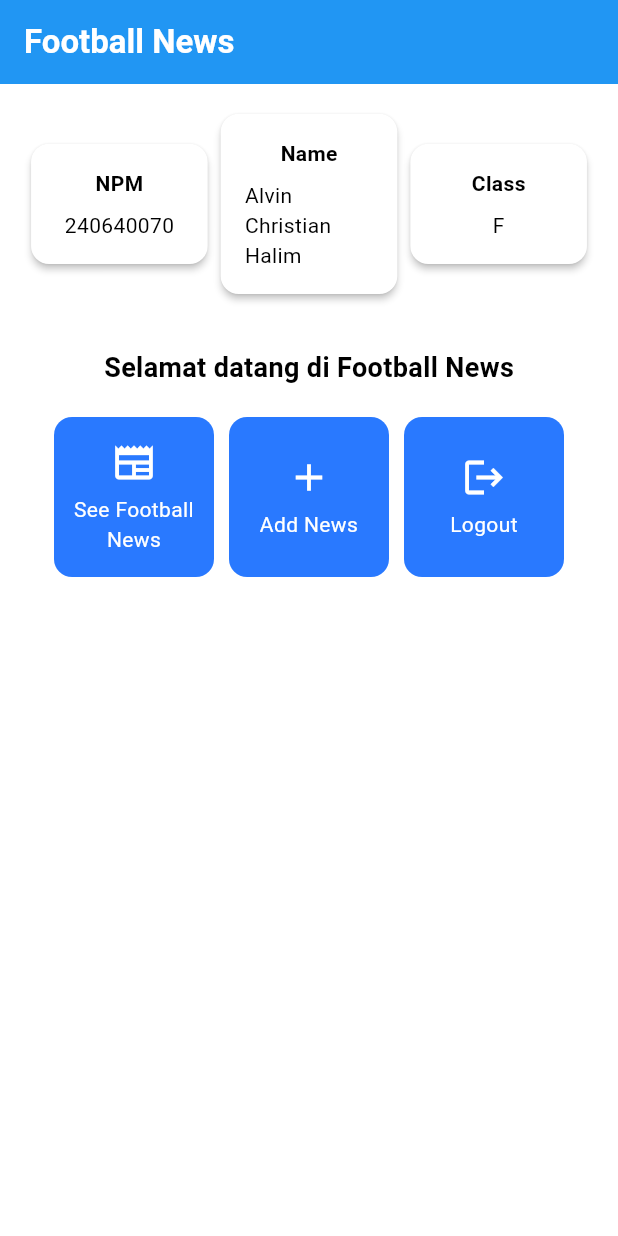
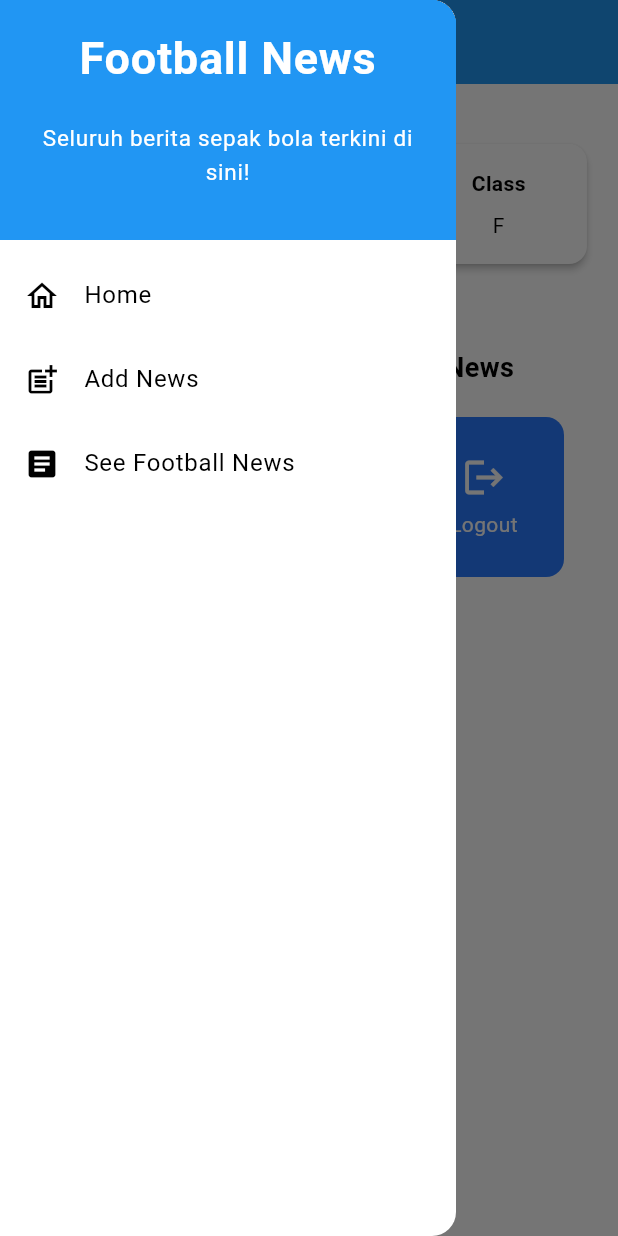
Before and after one commit to alvinchristian/football-news-mobile, a Flutter app: the screen it shows after launch, with the side drawer open (before the commit the screen has no drawer), on a phone screen of 412 x 824 dp. Run offline on Flutter 3.47's test engine with Material 3 defaults, Android fonts, the phone set to English and light mode, and no system bars.

Commit message:
tutorial 7

```diff
--- a/lib/menu.dart
+++ b/lib/menu.dart
@@ -1,5 +1,6 @@
 import 'package:flutter/material.dart';
-
+import 'package:football_news_mobile/widgets/left_drawer.dart';
+import 'package:football_news_mobile/widgets/newslist_form.dart';
 class MyHomePage extends StatelessWidget {
     MyHomePage({super.key});
     final String nama = "Alvin Christian Halim"; //nama
@@ -16,9 +17,9 @@ class MyHomePage extends StatelessWidget {
     Widget build(BuildContext context) {
     // Scaffold menyediakan struktur dasar halaman dengan AppBar dan body.
     return Scaffold(
-      // AppBar adalah bagian atas halaman yang menampilkan judul.
       appBar: AppBar(
         // Judul aplikasi "Football News" dengan teks putih dan tebal.
+
         title: const Text(
           'Football News',
           style: TextStyle(
@@ -29,6 +30,7 @@ class MyHomePage extends StatelessWidget {
         // Warna latar belakang AppBar diambil dari skema warna tema aplikasi.
         backgroundColor: Theme.of(context).colorScheme.primary,
       ),
+      drawer: LeftDrawer(),
       // Body halaman dengan padding di sekelilingnya.
       body: Padding(
         padding: const EdgeInsets.all(16.0),
@@ -156,6 +158,16 @@ class ItemCard extends StatelessWidget {
             ..showSnackBar(
               SnackBar(content: Text("Kamu telah menekan tombol ${item.name}!"))
             );
+            // Navigate ke route yang sesuai (tergantung jenis tombol)
+            if (item.name == "Add News") {
+              // TODO: Gunakan Navigator.push untuk melakukan navigasi ke MaterialPageRoute yang mencakup NewsFormPage.
+              Navigator.push(
+                context,
+                MaterialPageRoute(
+                  builder: (context) => const NewsFormPage(),
+                ),
+              );
+            }
         },
         // Container untuk menyimpan Icon dan Text
         child: Container(
--- /dev/null
+++ b/lib/widgets/left_drawer.dart
@@ -0,0 +1,76 @@
+import 'package:flutter/material.dart';
+import 'package:football_news_mobile/menu.dart';
+import 'package:football_news_mobile/widgets/newslist_form.dart';
+
+class LeftDrawer extends StatelessWidget {
+  const LeftDrawer({super.key});
+
+  @override
+  Widget build(BuildContext context) {
+    return Drawer(
+      child: ListView(
+        children: [
+          const DrawerHeader(
+            decoration: BoxDecoration(
+              color: Colors.blue,
+            ),
+            child: Column(
+              children: [
+                Text(
+                  'Football News',
+                  textAlign: TextAlign.center,
+                  style: TextStyle(
+                    fontSize: 30,
+                    fontWeight: FontWeight.bold,
+                    color: Colors.white,
+                  ),
+                ),
+                Padding(padding: EdgeInsets.all(10)),
+                Text("Seluruh berita sepak bola terkini di sini!",
+                    textAlign: TextAlign.center,
+                    style: TextStyle(
+                      fontSize: 15,
+                      color: Colors.white,
+                      fontWeight: FontWeight.normal,
+                    )),
+              ],
+            ),
+          ),
+          ListTile(
+            leading: const Icon(Icons.home_outlined),
+            title: const Text('Home'),
+            // Bagian redirection ke MyHomePage
+            onTap: () {
+              Navigator.pushReplacement(
+                  context,
+                  MaterialPageRoute(
+                    builder: (context) => MyHomePage(),
+                  ));
+            },
+          ),
+          ListTile(
+            leading: const Icon(Icons.post_add),
+            title: const Text('Add News'),
+            // Bagian redirection ke NewsFormPage
+            onTap: () {
+              Navigator.pop(context);
+              Navigator.pushReplacement(
+                  context,
+                  MaterialPageRoute(
+                    builder: (context) => const NewsFormPage(),
+                  ));
+            },
+          ),
+
+          ListTile(
+            leading: const Icon(Icons.article),
+            title: const Text('See Football News'),
+            onTap: () {
+              Navigator.pop(context);
+            },
+          ),
+        ],
+      ),
+    );
+  }
+}
```
Also changed, not shown: lib/widgets/newslist_form.dart (added, +213 -0 lines).
